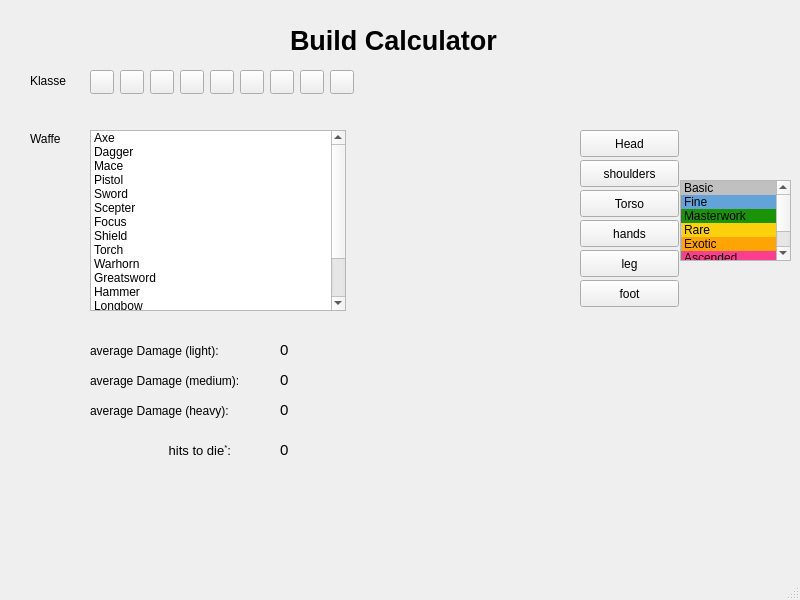
Before: the Qt Designer form window.ui in Ydalirsson/GW2-Calculator, drawn with Qt 5.
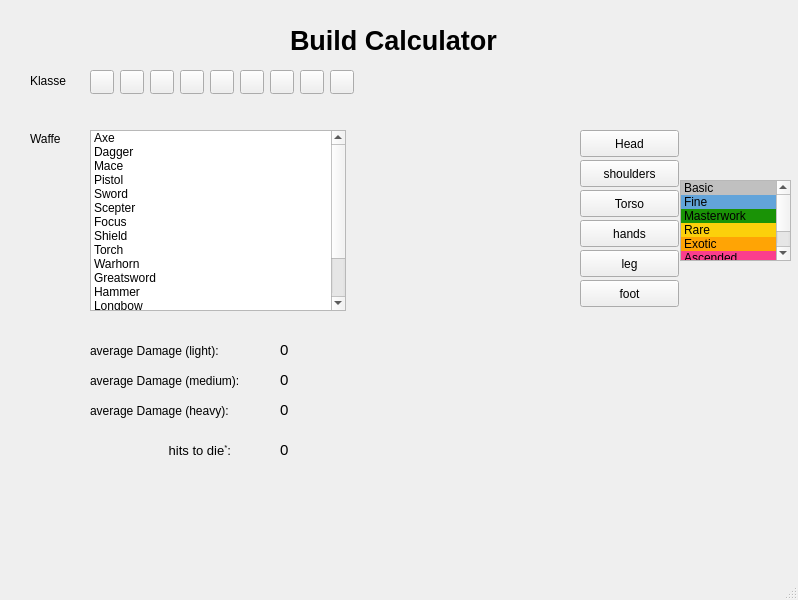
After: the same form once the commit is applied. Icons and pictures are not drawn.

```diff
--- a/window.ui
+++ b/window.ui
@@ -6,7 +6,7 @@
    <rect>
     <x>0</x>
     <y>0</y>
-    <width>800</width>
+    <width>798</width>
     <height>600</height>
    </rect>
   </property>
```
Left out of the diff: 42 changed lines with no effect on the pictures.
